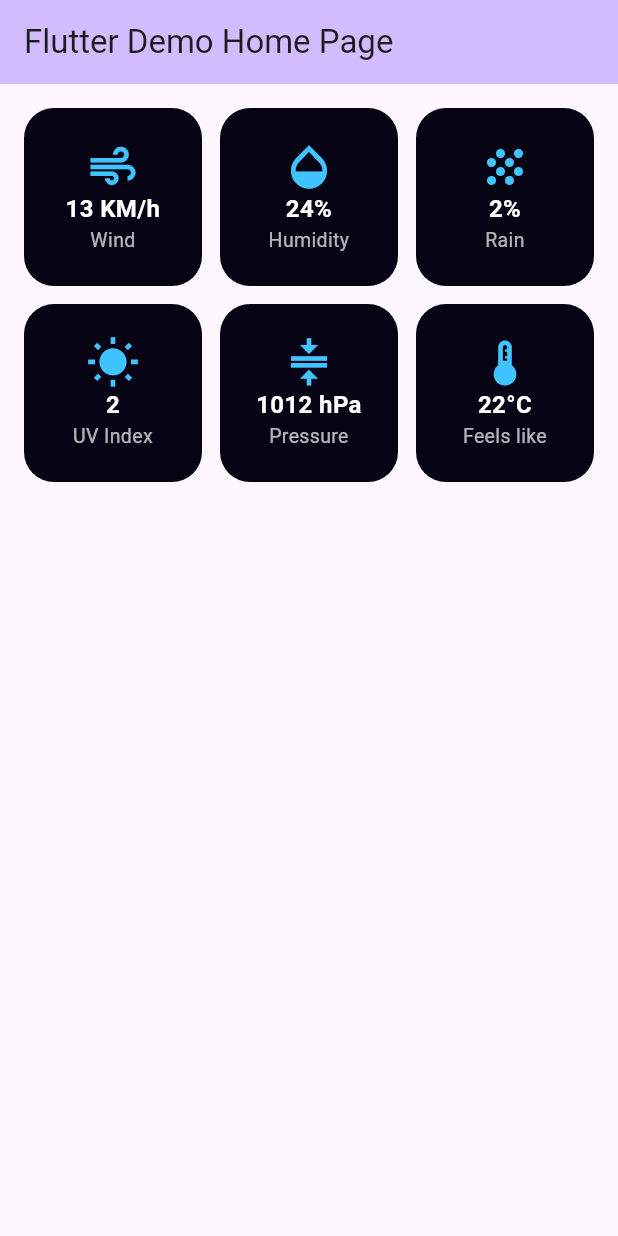
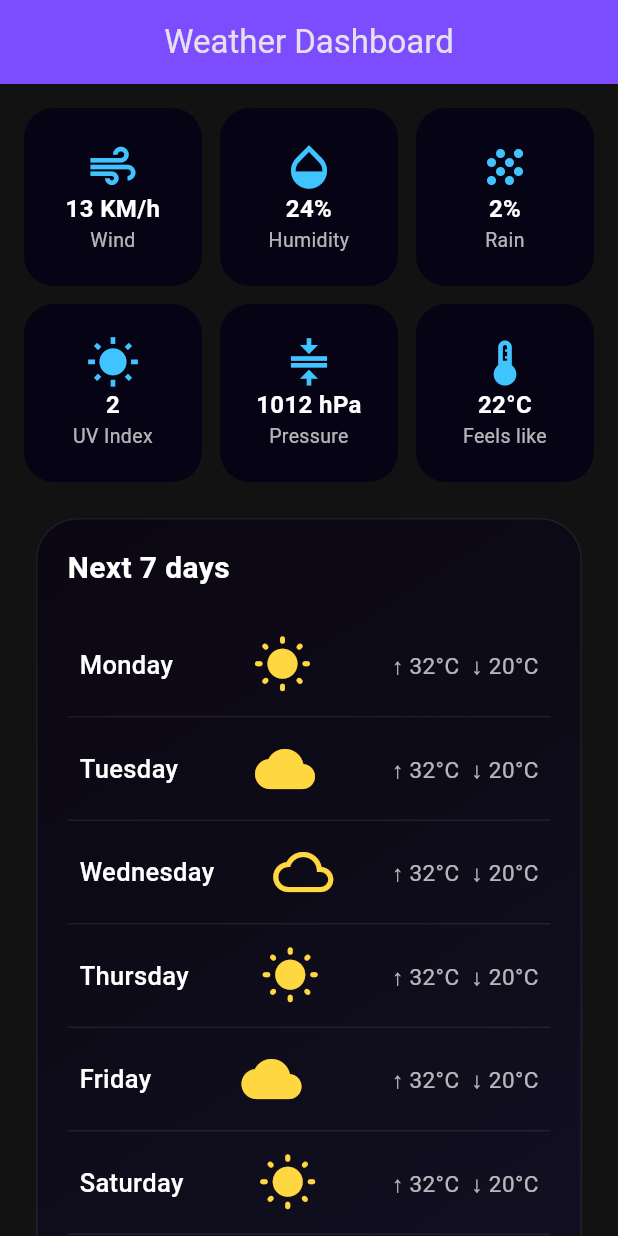
Before and after one commit to Newyork-Squad/weather_app, a Flutter app: the screen it shows after launch, on a phone screen of 412 x 824 dp. Run offline on Flutter 3.47's test engine with Material 3 defaults, Android fonts, the phone set to English and light mode, and no system bars; Roboto replaces fonts that are missing (Urbanist).

Commit message:
feat: Add weekly forecast widget

```diff
--- a/lib/main.dart
+++ b/lib/main.dart
@@ -1,5 +1,6 @@
 import 'package:flutter/material.dart';
-import 'package:weather_app/widgets/weather_card.dart';
+import 'widgets/weather_card.dart';
+import 'widgets/weekly_forecast.dart';
 
 void main() {
   runApp(const MyApp());
@@ -11,34 +12,37 @@ class MyApp extends StatelessWidget {
   @override
   Widget build(BuildContext context) {
     return MaterialApp(
-      title: 'Flutter Demo',
-      theme: ThemeData(
-        colorScheme: ColorScheme.fromSeed(seedColor: Colors.deepPurple),
+      debugShowCheckedModeBanner: false,
+      title: 'Weather App',
+      theme: ThemeData.dark().copyWith(
+        scaffoldBackgroundColor: const Color(0xFF121212),
       ),
-      home: const MyHomePage(title: 'Flutter Demo Home Page'),
+      home: const MyHomePage(title: 'Weather Dashboard'),
     );
   }
 }
 
-class MyHomePage extends StatefulWidget {
+class MyHomePage extends StatelessWidget {
   const MyHomePage({super.key, required this.title});
   final String title;
 
   @override
-  State<MyHomePage> createState() => _MyHomePageState();
-}
-
-class _MyHomePageState extends State<MyHomePage> {
-  @override
   Widget build(BuildContext context) {
     return Scaffold(
       appBar: AppBar(
-        backgroundColor: Theme.of(context).colorScheme.inversePrimary,
-        title: Text(widget.title),
+        backgroundColor: Colors.deepPurpleAccent,
+        title: Text(title),
+        centerTitle: true,
       ),
-      body: Padding(
+      body: SingleChildScrollView(
         padding: const EdgeInsets.all(16.0),
-        child: GridView.count(
+        child: Column(
+          crossAxisAlignment: CrossAxisAlignment.start,
+          children: [
+            // 🔹 Weather Info Cards Grid
+            GridView.count(
+              physics: const NeverScrollableScrollPhysics(),
+              shrinkWrap: true,
               crossAxisCount: 3,
               crossAxisSpacing: 12,
               mainAxisSpacing: 12,
@@ -51,6 +55,12 @@ class _MyHomePageState extends State<MyHomePage> {
                 WeatherCard(icon: Icons.thermostat, value: '22°C', label: 'Feels like'),
               ],
             ),
+            const SizedBox(height: 24),
+
+            // 🔹 Weekly Forecast Section
+            const WeeklyForecast(),
+          ],
+        ),
       ),
     );
   }
--- /dev/null
+++ b/lib/widgets/weekly_forecast.dart
@@ -0,0 +1,104 @@
+import 'package:flutter/material.dart';
+
+class WeeklyForecast extends StatelessWidget {
+  const WeeklyForecast({super.key});
+
+  final List<Map<String, dynamic>> forecastData = const [
+    {'day': 'Monday', 'icon': Icons.wb_sunny_rounded, 'max': 32, 'min': 20},
+    {'day': 'Tuesday', 'icon': Icons.cloud_rounded, 'max': 32, 'min': 20},
+    {'day': 'Wednesday', 'icon': Icons.cloud_queue_rounded, 'max': 32, 'min': 20},
+    {'day': 'Thursday', 'icon': Icons.wb_sunny_rounded, 'max': 32, 'min': 20},
+    {'day': 'Friday', 'icon': Icons.cloud_rounded, 'max': 32, 'min': 20},
+    {'day': 'Saturday', 'icon': Icons.wb_sunny_rounded, 'max': 32, 'min': 20},
+    {'day': 'Sunday', 'icon': Icons.cloud_queue_rounded, 'max': 32, 'min': 20},
+  ];
+
+  @override
+  Widget build(BuildContext context) {
+    return Container(
+      width: double.infinity,
+      margin: const EdgeInsets.symmetric(horizontal: 8),
+      decoration: BoxDecoration(
+        gradient: const LinearGradient(
+          begin: Alignment.topLeft,
+          end: Alignment.bottomRight,
+          colors: [
+            Color(0xFF0B0712),
+            Color(0xFF121022),
+          ],
+        ),
+        borderRadius: BorderRadius.circular(28),
+        border: Border.all(color: Colors.white.withOpacity(0.08), width: 1),
+      ),
+      padding: const EdgeInsets.symmetric(horizontal: 20, vertical: 18),
+      child: Column(
+        crossAxisAlignment: CrossAxisAlignment.start,
+        children: [
+          // 🔹 Title
+          const Text(
+            'Next 7 days',
+            style: TextStyle(
+              fontFamily: 'Urbanist',
+              fontWeight: FontWeight.w600,
+              fontSize: 20,
+              color: Colors.white,
+              letterSpacing: 0.25,
+            ),
+          ),
+          const SizedBox(height: 16),
+
+          // 🔹 Forecast Rows
+          Column(
+            children: forecastData.map((day) {
+              return Container(
+                padding:
+                const EdgeInsets.symmetric(horizontal: 8, vertical: 14),
+                decoration: BoxDecoration(
+                  border: Border(
+                    bottom: BorderSide(
+                      color: Colors.white.withOpacity(0.08),
+                      width: 1,
+                    ),
+                  ),
+                ),
+                child: Row(
+                  mainAxisAlignment: MainAxisAlignment.spaceBetween,
+                  crossAxisAlignment: CrossAxisAlignment.center, // ⬅ centers vertically
+                  children: [
+                    // Day text
+                    Text(
+                      day['day'],
+                      style: const TextStyle(
+                        fontFamily: 'Urbanist',
+                        fontSize: 17,
+                        color: Colors.white,
+                        fontWeight: FontWeight.w500,
+                      ),
+                    ),
+
+                    // Centered icon
+                    Icon(
+                      day['icon'],
+                      color: Colors.amberAccent,
+                      size: 40,
+                    ),
+
+                    // Temperature text
+                    Text(
+                      '↑ ${day['max']}°C  ↓ ${day['min']}°C',
+                      style: const TextStyle(
+                        fontFamily: 'Urbanist',
+                        fontSize: 15,
+                        color: Colors.white70,
+                      ),
+                    ),
+                  ],
+                ),
+              );
+            }).toList(),
+          ),
+        ],
+      ),
+    );
+  }
+}
```
Lines whose indentation alone changed are shown as unchanged.
